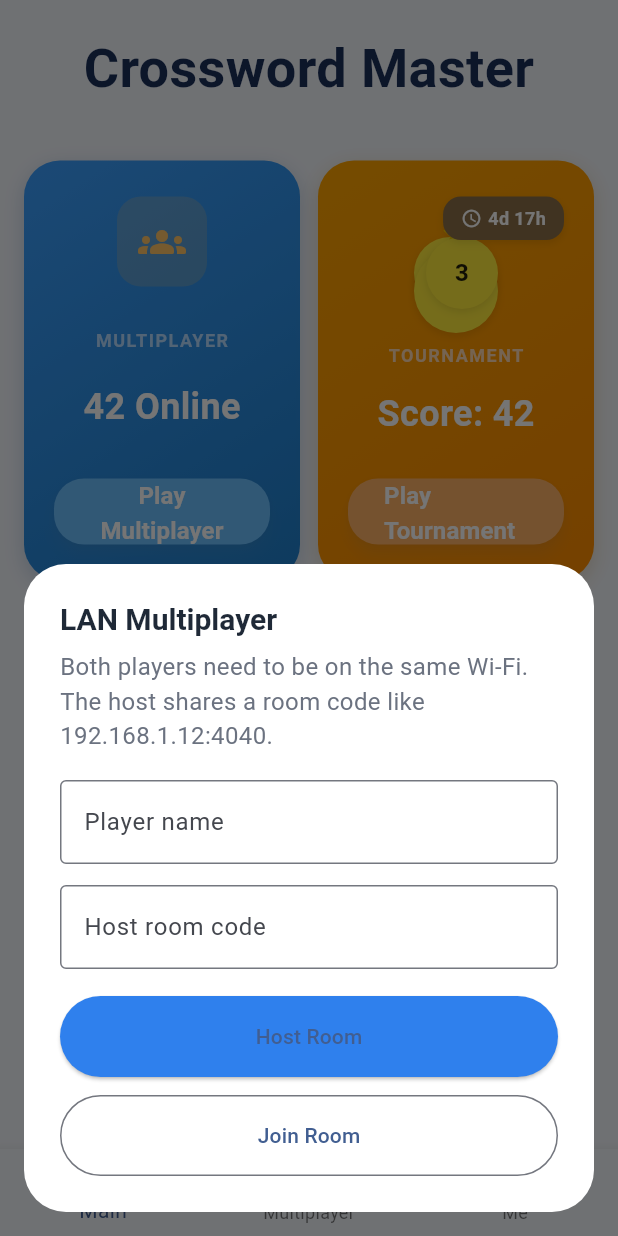
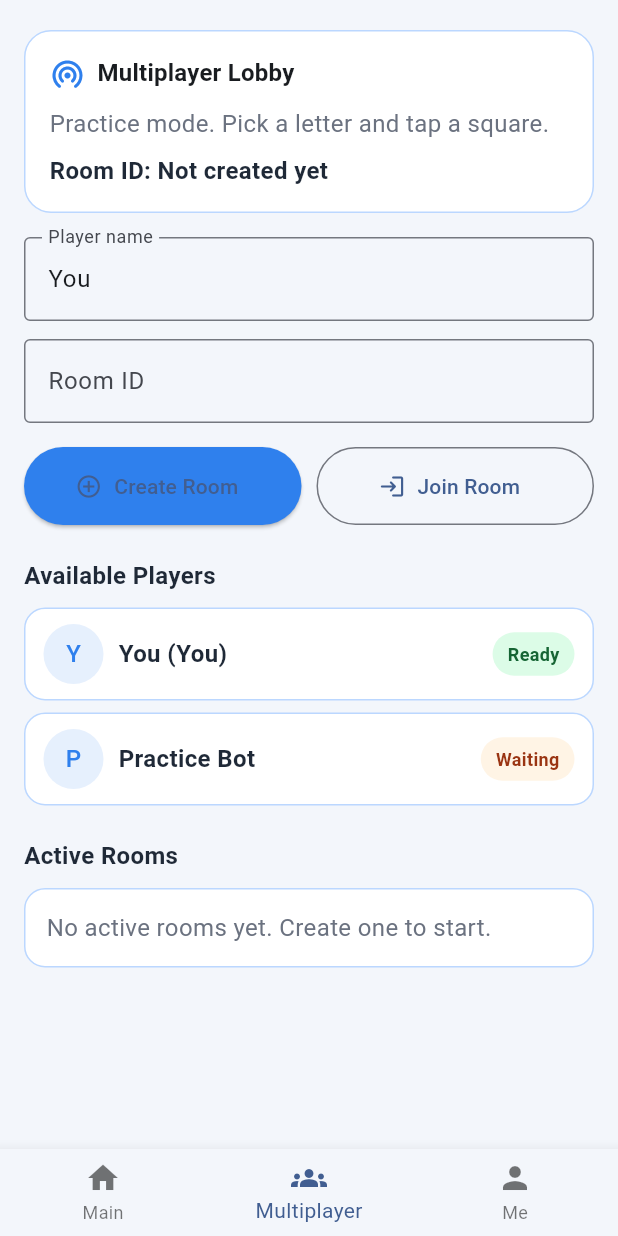
Before and after one commit to sarthakvadhel/Crossword_Multiplayer_Game_Flutter_2.0, a Flutter app: the screen it shows after launch, item 2 of the bottom bar chosen, on a phone screen of 412 x 824 dp. Run offline on Flutter 3.47's test engine with Material 3 defaults, Android fonts, the phone set to English and light mode, and no system bars; our stand-ins replace flutter_riverpod, google_sign_in, shared_preferences.

Commit message:
Add multiplayer lobby screen and reusable lobby widgets
Agent-Logs-Url: https://github.com/sarthakvadhel/Crossword_Multiplayer_Game_Flutter_2.0/sessions/7503fa22-b538-43a0-aab2-33aba5752208

Co-authored-by: sarthakvadhel <126805044+sarthakvadhel@users.noreply.github.com>

```diff
--- a/lib/main.dart
+++ b/lib/main.dart
@@ -4,7 +4,7 @@ import 'package:flutter_riverpod/flutter_riverpod.dart';
 import 'core/theme/app_theme.dart';
 import 'presentation/screens/game_screen.dart';
 import 'presentation/screens/home_screen.dart';
-import 'presentation/screens/multiplayer_setup_sheet.dart';
+import 'presentation/screens/multiplayer_lobby_screen.dart';
 import 'presentation/screens/profile_screen.dart';
 import 'state/game_provider.dart';
 
@@ -34,7 +34,12 @@ class MainShell extends ConsumerStatefulWidget {
 
 class _MainShellState extends ConsumerState<MainShell>
     with SingleTickerProviderStateMixin {
-  int _index = 0;
+  static const int _homeIndex = 0;
+  static const int _lobbyIndex = 1;
+  static const int _gameIndex = 2;
+  static const int _profileIndex = 3;
+
+  int _index = _homeIndex;
   late final AnimationController _screenTransitionController;
   late final Animation<double> _screenTransition;
   double _slideDirection = 1;
@@ -73,36 +78,38 @@ class _MainShellState extends ConsumerState<MainShell>
     if (!mounted) {
       return;
     }
-    _animateToIndex(1);
+    _animateToIndex(_gameIndex);
   }
 
-  Future<void> _openMultiplayerSheet() async {
-    await showModalBottomSheet<void>(
-      context: context,
-      isScrollControlled: true,
-      backgroundColor: Colors.transparent,
-      builder: (context) {
-        return MultiplayerSetupSheet(
-          onHostRoom: (name) async {
-            final error =
-                await ref.read(gameProvider.notifier).hostMultiplayer(name);
+  Future<void> _openMultiplayerLobby() async {
+    _animateToIndex(_lobbyIndex);
+  }
+
+  Future<String?> _hostMultiplayerFromLobby(String name) async {
+    final error = await ref.read(gameProvider.notifier).hostMultiplayer(name);
     if (error == null && mounted) {
-              _animateToIndex(1);
+      _animateToIndex(_gameIndex);
     }
     return error;
-          },
-          onJoinRoom: (name, roomCode) async {
-            final error = await ref
-                .read(gameProvider.notifier)
-                .joinMultiplayer(name, roomCode);
+  }
+
+  Future<String?> _joinMultiplayerFromLobby(String name, String roomCode) async {
+    final error =
+        await ref.read(gameProvider.notifier).joinMultiplayer(name, roomCode);
     if (error == null && mounted) {
-              _animateToIndex(1);
+      _animateToIndex(_gameIndex);
     }
     return error;
-          },
-        );
-      },
-    );
+  }
+
+  int _bottomNavIndexForBody(int index) {
+    if (index == _homeIndex || index == _gameIndex) {
+      return 0;
+    }
+    if (index == _lobbyIndex) {
+      return 1;
+    }
+    return 2;
   }
 
   @override
@@ -129,10 +136,16 @@ class _MainShellState extends ConsumerState<MainShell>
             HomeScreen(
               onContinue: _startSoloGame,
               onRestart: _startSoloGame,
-              onMultiplayer: _openMultiplayerSheet,
+              onMultiplayer: _openMultiplayerLobby,
               statusText: gameState.connectionStatus,
               roomCode: gameState.sessionCode,
               isMultiplayerActive: gameState.isMultiplayer,
+            ),
+            MultiplayerLobbyScreen(
+              gameState: gameState,
+              onCreateRoom: _hostMultiplayerFromLobby,
+              onJoinRoom: _joinMultiplayerFromLobby,
+              onRoomConnected: () => _animateToIndex(_gameIndex),
             ),
             const GameScreen(),
             const ProfileScreen(),
@@ -140,13 +153,15 @@ class _MainShellState extends ConsumerState<MainShell>
         ),
       ),
       bottomNavigationBar: BottomNavigationBar(
-        currentIndex: _index == 1 ? 0 : _index,
+        currentIndex: _bottomNavIndexForBody(_index),
         onTap: (value) {
-          // When Multiplayer tab (index 1) is tapped, open the sheet
+          // Main / Multiplayer / Me tabs.
           if (value == 1) {
-            _openMultiplayerSheet();
+            _openMultiplayerLobby();
+          } else if (value == 2) {
+            _animateToIndex(_profileIndex);
           } else {
-            _animateToIndex(value);
+            _animateToIndex(_homeIndex);
           }
         },
         items: const [
--- /dev/null
+++ b/lib/presentation/screens/multiplayer_lobby_screen.dart
@@ -0,0 +1,217 @@
+import 'package:flutter/material.dart';
+
+import '../../core/constants/app_colors.dart';
+import '../../data/models/game_state_model.dart';
+import '../widgets/lobby_header.dart';
+import '../widgets/player_tile.dart';
+import '../widgets/room_tile.dart';
+
+class MultiplayerLobbyScreen extends StatefulWidget {
+  const MultiplayerLobbyScreen({
+    super.key,
+    required this.gameState,
+    required this.onCreateRoom,
+    required this.onJoinRoom,
+    required this.onRoomConnected,
+  });
+
+  final GameStateModel gameState;
+  final Future<String?> Function(String name) onCreateRoom;
+  final Future<String?> Function(String name, String roomCode) onJoinRoom;
+  final VoidCallback onRoomConnected;
+
+  @override
+  State<MultiplayerLobbyScreen> createState() => _MultiplayerLobbyScreenState();
+}
+
+class _MultiplayerLobbyScreenState extends State<MultiplayerLobbyScreen> {
+  late final TextEditingController _nameController;
+  late final TextEditingController _roomCodeController;
+  bool _busy = false;
+  String? _errorText;
+
+  @override
+  void initState() {
+    super.initState();
+    final currentName = widget.gameState.player.name == 'Waiting for opponent'
+        ? ''
+        : widget.gameState.player.name;
+    _nameController = TextEditingController(text: currentName);
+    _roomCodeController =
+        TextEditingController(text: widget.gameState.sessionCode ?? '');
+  }
+
+  @override
+  void dispose() {
+    _nameController.dispose();
+    _roomCodeController.dispose();
+    super.dispose();
+  }
+
+  Future<void> _createRoom() async {
+    setState(() {
+      _busy = true;
+      _errorText = null;
+    });
+    final error = await widget.onCreateRoom(_nameController.text);
+    if (!mounted) {
+      return;
+    }
+    if (error == null) {
+      widget.onRoomConnected();
+      return;
+    }
+    setState(() {
+      _busy = false;
+      _errorText = error;
+    });
+  }
+
+  Future<void> _joinRoom([String? presetRoomCode]) async {
+    setState(() {
+      _busy = true;
+      _errorText = null;
+    });
+    final room = presetRoomCode ?? _roomCodeController.text;
+    final error = await widget.onJoinRoom(_nameController.text, room);
+    if (!mounted) {
+      return;
+    }
+    if (error == null) {
+      widget.onRoomConnected();
+      return;
+    }
+    setState(() {
+      _busy = false;
+      _errorText = error;
+    });
+  }
+
+  @override
+  Widget build(BuildContext context) {
+    final state = widget.gameState;
+    final localReady = state.player.name != 'Waiting for opponent';
+    final opponentReady = state.hasOpponent;
+    final roomId = state.sessionCode;
+    final players = <({String name, bool ready, bool local})>[
+      (name: state.player.name, ready: localReady, local: true),
+      (name: state.opponent.name, ready: opponentReady, local: false),
+    ];
+
+    return SafeArea(
+      child: SingleChildScrollView(
+        padding: const EdgeInsets.fromLTRB(16, 20, 16, 20),
+        child: Column(
+          crossAxisAlignment: CrossAxisAlignment.stretch,
+          children: [
+            LobbyHeader(
+              statusText: state.connectionStatus,
+              roomId: roomId,
+            ),
+            const SizedBox(height: 16),
+            TextField(
+              controller: _nameController,
+              textInputAction: TextInputAction.next,
+              decoration: const InputDecoration(
+                labelText: 'Player name',
+                border: OutlineInputBorder(),
+              ),
+            ),
+            const SizedBox(height: 12),
+            TextField(
+              controller: _roomCodeController,
+              decoration: const InputDecoration(
+                labelText: 'Room ID',
+                hintText: '192.168.1.12:4040',
+                border: OutlineInputBorder(),
+              ),
+            ),
+            if (_errorText != null) ...[
+              const SizedBox(height: 10),
+              Text(
+                _errorText!,
+                style: const TextStyle(color: Colors.redAccent),
+              ),
+            ],
+            const SizedBox(height: 16),
+            Row(
+              children: [
+                Expanded(
+                  child: ElevatedButton.icon(
+                    onPressed: _busy ? null : _createRoom,
+                    style: ElevatedButton.styleFrom(
+                      minimumSize: const Size.fromHeight(52),
+                      backgroundColor: AppColors.primary,
+                    ),
+                    icon: const Icon(Icons.add_circle_outline),
+                    label: Text(_busy ? 'Working...' : 'Create Room'),
+                  ),
+                ),
+                const SizedBox(width: 10),
+                Expanded(
+                  child: OutlinedButton.icon(
+                    onPressed: _busy ? null : () => _joinRoom(),
+                    style: OutlinedButton.styleFrom(
+                      minimumSize: const Size.fromHeight(52),
+                    ),
+                    icon: const Icon(Icons.login_rounded),
+                    label: const Text('Join Room'),
+                  ),
+                ),
+              ],
+            ),
+            const SizedBox(height: 22),
+            const Text(
+              'Available Players',
+              style: TextStyle(
+                fontWeight: FontWeight.w700,
+                color: AppColors.textDark,
+                fontSize: 16,
+              ),
+            ),
+            const SizedBox(height: 10),
+            ...players.map(
+              (player) => Padding(
+                padding: const EdgeInsets.only(bottom: 8),
+                child: PlayerTile(
+                  name: player.name,
+                  isReady: player.ready,
+                  isLocal: player.local,
+                ),
+              ),
+            ),
+            const SizedBox(height: 14),
+            const Text(
+              'Active Rooms',
+              style: TextStyle(
+                fontWeight: FontWeight.w700,
+                color: AppColors.textDark,
+                fontSize: 16,
+              ),
+            ),
+            const SizedBox(height: 10),
+            if (roomId != null)
+              RoomTile(
+                roomId: roomId,
+                isJoinable: !_busy,
+                onJoin: () => _joinRoom(roomId),
+              )
+            else
+              Container(
+                padding: const EdgeInsets.all(14),
+                decoration: BoxDecoration(
+                  color: Colors.white,
+                  borderRadius: BorderRadius.circular(14),
+                  border: Border.all(color: AppColors.secondary),
+                ),
+                child: const Text(
+                  'No active rooms yet. Create one to start.',
+                  style: TextStyle(color: AppColors.textMuted),
+                ),
+              ),
+          ],
+        ),
+      ),
+    );
+  }
+}
--- /dev/null
+++ b/lib/presentation/widgets/lobby_header.dart
@@ -0,0 +1,56 @@
+import 'package:flutter/material.dart';
+
+import '../../core/constants/app_colors.dart';
+
+class LobbyHeader extends StatelessWidget {
+  const LobbyHeader({
+    super.key,
+    required this.statusText,
+    this.roomId,
+  });
+
+  final String statusText;
+  final String? roomId;
+
+  @override
+  Widget build(BuildContext context) {
+    return Container(
+      padding: const EdgeInsets.all(16),
+      decoration: BoxDecoration(
+        color: Colors.white,
+        borderRadius: BorderRadius.circular(18),
+        border: Border.all(color: AppColors.secondary),
+      ),
+      child: Column(
+        crossAxisAlignment: CrossAxisAlignment.start,
+        children: [
+          Row(
+            children: [
+              const Icon(Icons.wifi_tethering_rounded, color: AppColors.primary),
+              const SizedBox(width: 8),
+              Text(
+                'Multiplayer Lobby',
+                style: Theme.of(context).textTheme.titleMedium?.copyWith(
+                      fontWeight: FontWeight.w700,
+                    ),
+              ),
+            ],
+          ),
+          const SizedBox(height: 10),
+          Text(
+            statusText,
+            style: Theme.of(context).textTheme.bodyMedium,
+          ),
+          const SizedBox(height: 8),
+          Text(
+            roomId == null ? 'Room ID: Not created yet' : 'Room ID: $roomId',
+            style: const TextStyle(
+              color: AppColors.textDark,
+              fontWeight: FontWeight.w600,
+            ),
+          ),
+        ],
+      ),
+    );
+  }
+}
--- /dev/null
+++ b/lib/presentation/widgets/player_tile.dart
@@ -0,0 +1,66 @@
+import 'package:flutter/material.dart';
+
+import '../../core/constants/app_colors.dart';
+
+class PlayerTile extends StatelessWidget {
+  const PlayerTile({
+    super.key,
+    required this.name,
+    required this.isReady,
+    this.isLocal = false,
+  });
+
+  final String name;
+  final bool isReady;
+  final bool isLocal;
+
+  @override
+  Widget build(BuildContext context) {
+    final initial = name.trim().isEmpty ? '?' : name.trim()[0].toUpperCase();
+
+    return Container(
+      padding: const EdgeInsets.symmetric(horizontal: 12, vertical: 10),
+      decoration: BoxDecoration(
+        color: Colors.white,
+        borderRadius: BorderRadius.circular(14),
+        border: Border.all(color: AppColors.secondary),
+      ),
+      child: Row(
+        children: [
+          CircleAvatar(
+            backgroundColor: AppColors.primary.withValues(alpha: 0.12),
+            foregroundColor: AppColors.primary,
+            child: Text(initial),
+          ),
+          const SizedBox(width: 10),
+          Expanded(
+            child: Text(
+              isLocal ? '$name (You)' : name,
+              style: const TextStyle(
+                color: AppColors.textDark,
+                fontWeight: FontWeight.w600,
+              ),
+            ),
+          ),
+          Container(
+            padding: const EdgeInsets.symmetric(horizontal: 10, vertical: 6),
+            decoration: BoxDecoration(
+              color: isReady
+                  ? const Color(0xFFDCFCE7)
+                  : const Color(0xFFFFF4E5),
+              borderRadius: BorderRadius.circular(999),
+            ),
+            child: Text(
+              isReady ? 'Ready' : 'Waiting',
+              style: TextStyle(
+                color: isReady ? const Color(0xFF166534) : const Color(0xFF9A3412),
+                fontWeight: FontWeight.w700,
+                fontSize: 12,
+              ),
+            ),
+          ),
+        ],
+      ),
+    );
+  }
+}
```
Also changed, not shown: lib/presentation/widgets/room_tile.dart (added, +61 -0 lines). Lines whose indentation alone changed are shown as unchanged.
